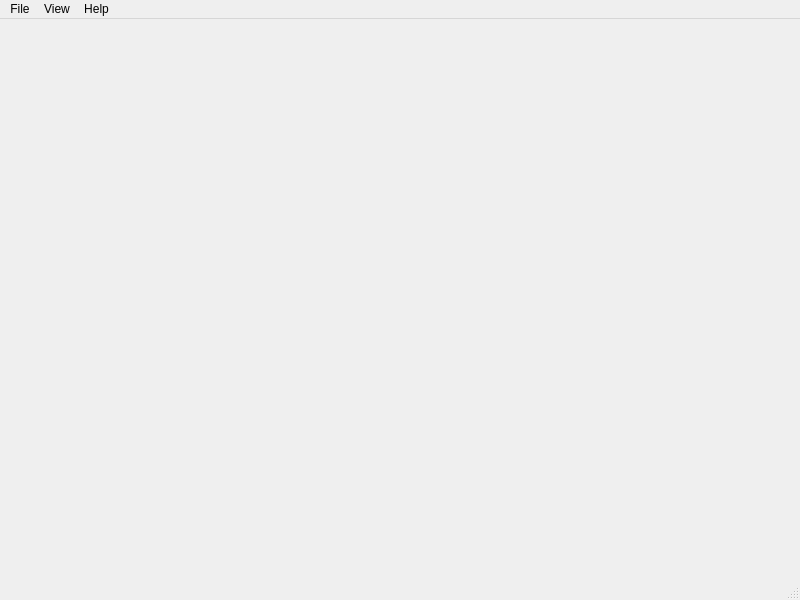
The window that TimecodeCameraController/src/UI/Windows/MainWindow/MainWindow.ui (CFXS/MTC-Camera-Controller) describes before a commit, drawn with Qt 5.
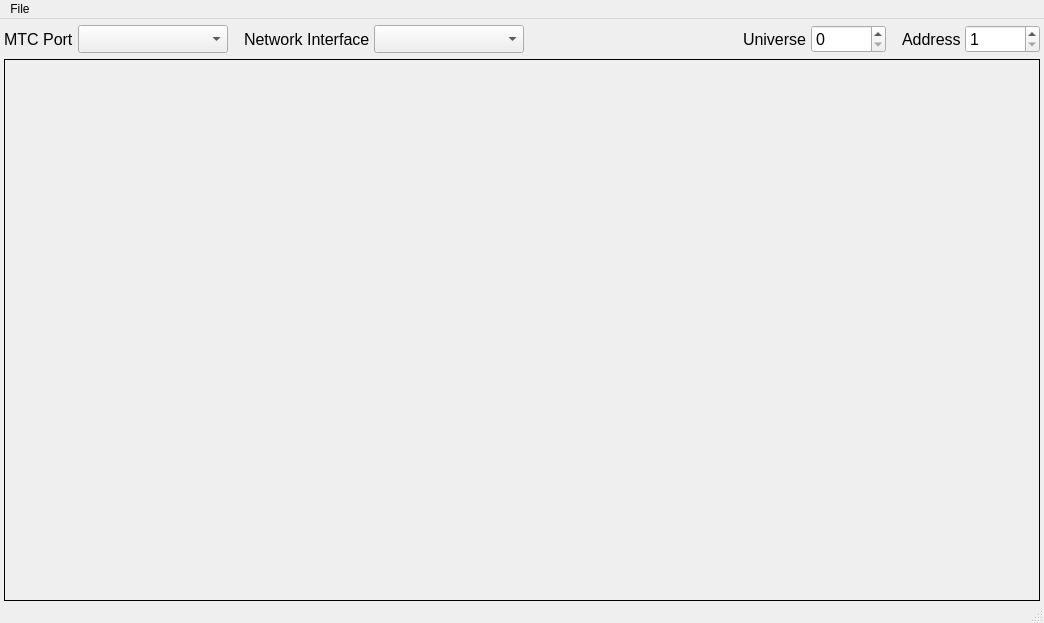
The same window after the commit.

Commit message: init midi driver + netif and midi port list + basic header layout and some style stuff

```diff
--- a/TimecodeCameraController/src/UI/Windows/MainWindow/MainWindow.ui
+++ b/TimecodeCameraController/src/UI/Windows/MainWindow/MainWindow.ui
@@ -1,201 +1,358 @@
 <?xml version="1.0" encoding="UTF-8"?>
 <ui version="4.0">
-    <class>MainWindow</class>
-    <widget class="QMainWindow" name="MainWindow">
-        <property name="geometry">
-            <rect>
-                <x>0</x>
-                <y>0</y>
-                <width>800</width>
-                <height>600</height>
-            </rect>
-        </property>
-        <property name="windowTitle">
-            <string>MainWindow</string>
-        </property>
-        <widget class="QMenuBar" name="menubar">
-            <property name="geometry">
-                <rect>
-                    <x>0</x>
-                    <y>0</y>
-                    <width>800</width>
-                    <height>21</height>
-                </rect>
-            </property>
-            <widget class="QMenu" name="menuFile">
-                <property name="title">
-                    <string>File</string>
-                </property>
-                <widget class="QMenu" name="menuOpen_Recent">
-                    <property name="title">
-                        <string>Open Recent</string>
-                    </property>
-                    <addaction name="actionNo_recent_projects" />
-                </widget>
-                <addaction name="actionOpen_Project" />
-                <addaction name="menuOpen_Recent" />
-                <addaction name="separator" />
-                <addaction name="actionSave" />
-                <addaction name="actionSave_All" />
-                <addaction name="separator" />
-                <addaction name="actionSettings" />
-                <addaction name="separator" />
-                <addaction name="actionExit" />
-            </widget>
-            <!--
-            <widget class="QMenu" name="menuEdit">
-                <property name="title">
-                    <string>Edit</string>
-                </property>
-                <addaction name="actionUndo" />
-                <addaction name="actionRedo" />
-                <addaction name="separator" />
-                <addaction name="actionCut" />
-                <addaction name="actionCopy" />
-                <addaction name="actionPaste" />
-                <addaction name="separator" />
-                <addaction name="actionFind" />
-                <addaction name="actionReplace" />
-            </widget>
-            -->
-            <widget class="QMenu" name="menuView">
-                <property name="title">
-                    <string>View</string>
-                </property>
-                <addaction name="actionWorkspace" />
-            </widget>
-            <widget class="QMenu" name="menuHelp">
-                <property name="title">
-                    <string>Help</string>
-                </property>
-                <addaction name="actionCFXS_HWD_Github_Page" />
-                <addaction name="actionCFXS_Discord" />
-                <addaction name="separator" />
-                <addaction name="actionAbout" />
-            </widget>
-            <addaction name="menuFile" />
-            <addaction name="menuEdit" />
-            <addaction name="menuView" />
-            <addaction name="menuHelp" />
+ <class>MainWindow</class>
+ <widget class="QMainWindow" name="MainWindow">
+  <property name="geometry">
+   <rect>
+    <x>0</x>
+    <y>0</y>
+    <width>1044</width>
+    <height>623</height>
+   </rect>
+  </property>
+  <property name="windowTitle">
+   <string>MainWindow</string>
+  </property>
+  <widget class="QWidget" name="centralwidget">
+   <layout class="QGridLayout" name="gridLayout">
+    <property name="leftMargin">
+     <number>4</number>
+    </property>
+    <property name="topMargin">
+     <number>0</number>
+    </property>
+    <property name="rightMargin">
+     <number>4</number>
+    </property>
+    <property name="bottomMargin">
+     <number>0</number>
+    </property>
+    <property name="spacing">
+     <number>0</number>
+    </property>
+    <item row="0" column="0">
+     <widget class="QFrame" name="header">
+      <property name="maximumSize">
+       <size>
+        <width>16777215</width>
+        <height>40</height>
+       </size>
+      </property>
+      <property name="styleSheet">
+       <string notr="true"/>
+      </property>
+      <property name="frameShape">
+       <enum>QFrame::NoFrame</enum>
+      </property>
+      <property name="frameShadow">
+       <enum>QFrame::Plain</enum>
+      </property>
+      <layout class="QHBoxLayout" name="horizontalLayout">
+       <property name="spacing">
+        <number>0</number>
+       </property>
+       <property name="leftMargin">
+        <number>0</number>
+       </property>
+       <property name="topMargin">
+        <number>0</number>
+       </property>
+       <property name="rightMargin">
+        <number>0</number>
+       </property>
+       <property name="bottomMargin">
+        <number>0</number>
+       </property>
+       <item>
+        <widget class="QLabel" name="label">
+         <property name="font">
+          <font>
+           <pointsize>12</pointsize>
+          </font>
+         </property>
+         <property name="text">
+          <string>MTC Port</string>
+         </property>
         </widget>
-        <widget class="QStatusBar" name="statusbar" />
-        <action name="actionUndo">
-            <property name="checkable">
-                <bool>false</bool>
-            </property>
-            <property name="text">
-                <string>Undo</string>
-            </property>
-            <property name="shortcut">
-                <string>Ctrl+Z</string>
-            </property>
-        </action>
-        <action name="actionRedo">
-            <property name="text">
-                <string>Redo</string>
-            </property>
-            <property name="shortcut">
-                <string>Ctrl+Y</string>
-            </property>
-        </action>
-        <action name="actionCut">
-            <property name="text">
-                <string>Cut</string>
-            </property>
-            <property name="shortcut">
-                <string>Ctrl+X</string>
-            </property>
-        </action>
-        <action name="actionCopy">
-            <property name="text">
-                <string>Copy</string>
-            </property>
-            <property name="shortcut">
-                <string>Ctrl+C</string>
-            </property>
-        </action>
-        <action name="actionPaste">
-            <property name="text">
-                <string>Paste</string>
-            </property>
-            <property name="shortcut">
-                <string>Ctrl+V</string>
-            </property>
-        </action>
-        <action name="actionFind">
-            <property name="text">
-                <string>Find</string>
-            </property>
-            <property name="shortcut">
-                <string>Ctrl+F</string>
-            </property>
-        </action>
-        <action name="actionReplace">
-            <property name="text">
-                <string>Replace    </string>
-            </property>
-            <property name="shortcut">
-                <string>Ctrl+H</string>
-            </property>
-        </action>
-        <action name="actionOpen_Project">
-            <property name="text">
-                <string>Open Project...</string>
-            </property>
-            <property name="shortcut">
-                <string>Ctrl+O</string>
-            </property>
-        </action>
-        <action name="actionSave">
-            <property name="text">
-                <string>Save</string>
-            </property>
-            <property name="shortcut">
-                <string>Ctrl+S</string>
-            </property>
-        </action>
-        <action name="actionSave_All">
-            <property name="text">
-                <string>Save All</string>
-            </property>
-            <property name="shortcut">
-                <string>Ctrl+Shift+S</string>
-            </property>
-        </action>
-        <action name="actionSettings">
-            <property name="text">
-                <string>Settings</string>
-            </property>
-            <property name="shortcut">
-                <string>Ctrl+,</string>
-            </property>
-        </action>
-        <action name="actionExit">
-            <property name="text">
-                <string>Exit</string>
-            </property>
-        </action>
-        <action name="actionWorkspace">
-            <property name="text">
-                <string>Workspace        </string>
-            </property>
-        </action>
-        <action name="actionCFXS_HWD_Github_Page">
-            <property name="text">
-                <string>CFXS HWD Github Page...    </string>
-            </property>
-        </action>
-        <action name="actionCFXS_Discord">
-            <property name="text">
-                <string>CFXS Discord...</string>
-            </property>
-        </action>
-        <action name="actionAbout">
-            <property name="text">
-                <string>About</string>
-            </property>
-        </action>
-    </widget>
-    <resources />
-    <connections />
+       </item>
+       <item>
+        <spacer name="horizontalSpacer_3">
+         <property name="orientation">
+          <enum>Qt::Horizontal</enum>
+         </property>
+         <property name="sizeType">
+          <enum>QSizePolicy::Fixed</enum>
+         </property>
+         <property name="sizeHint" stdset="0">
+          <size>
+           <width>4</width>
+           <height>20</height>
+          </size>
+         </property>
+        </spacer>
+       </item>
+       <item>
+        <widget class="QComboBox" name="cb_MTC_Port">
+         <property name="minimumSize">
+          <size>
+           <width>150</width>
+           <height>28</height>
+          </size>
+         </property>
+         <property name="font">
+          <font>
+           <pointsize>12</pointsize>
+          </font>
+         </property>
+         <property name="currentText">
+          <string extracomment="0"/>
+         </property>
+         <property name="frame">
+          <bool>true</bool>
+         </property>
+        </widget>
+       </item>
+       <item>
+        <spacer name="horizontalSpacer">
+         <property name="orientation">
+          <enum>Qt::Horizontal</enum>
+         </property>
+         <property name="sizeType">
+          <enum>QSizePolicy::Fixed</enum>
+         </property>
+         <property name="sizeHint" stdset="0">
+          <size>
+           <width>16</width>
+           <height>20</height>
+          </size>
+         </property>
+        </spacer>
+       </item>
+       <item>
+        <widget class="QLabel" name="label_2">
+         <property name="font">
+          <font>
+           <pointsize>12</pointsize>
+          </font>
+         </property>
+         <property name="text">
+          <string>Network Interface</string>
+         </property>
+        </widget>
+       </item>
+       <item>
+        <spacer name="horizontalSpacer_4">
+         <property name="orientation">
+          <enum>Qt::Horizontal</enum>
+         </property>
+         <property name="sizeType">
+          <enum>QSizePolicy::Fixed</enum>
+         </property>
+         <property name="sizeHint" stdset="0">
+          <size>
+           <width>4</width>
+           <height>20</height>
+          </size>
+         </property>
+        </spacer>
+       </item>
+       <item>
+        <widget class="QComboBox" name="cb_Netif">
+         <property name="minimumSize">
+          <size>
+           <width>150</width>
+           <height>28</height>
+          </size>
+         </property>
+         <property name="font">
+          <font>
+           <pointsize>12</pointsize>
+          </font>
+         </property>
+        </widget>
+       </item>
+       <item>
+        <spacer name="horizontalSpacer_2">
+         <property name="orientation">
+          <enum>Qt::Horizontal</enum>
+         </property>
+         <property name="sizeType">
+          <enum>QSizePolicy::Expanding</enum>
+         </property>
+         <property name="sizeHint" stdset="0">
+          <size>
+           <width>32</width>
+           <height>20</height>
+          </size>
+         </property>
+        </spacer>
+       </item>
+       <item>
+        <widget class="QLabel" name="label_3">
+         <property name="font">
+          <font>
+           <pointsize>12</pointsize>
+          </font>
+         </property>
+         <property name="text">
+          <string>Universe</string>
+         </property>
+        </widget>
+       </item>
+       <item>
+        <spacer name="horizontalSpacer_5">
+         <property name="orientation">
+          <enum>Qt::Horizontal</enum>
+         </property>
+         <property name="sizeType">
+          <enum>QSizePolicy::Fixed</enum>
+         </property>
+         <property name="sizeHint" stdset="0">
+          <size>
+           <width>4</width>
+           <height>20</height>
+          </size>
+         </property>
+        </spacer>
+       </item>
+       <item>
+        <widget class="QSpinBox" name="sb_Universe">
+         <property name="minimumSize">
+          <size>
+           <width>75</width>
+           <height>28</height>
+          </size>
+         </property>
+         <property name="font">
+          <font>
+           <pointsize>12</pointsize>
+          </font>
+         </property>
+         <property name="maximum">
+          <number>32767</number>
+         </property>
+        </widget>
+       </item>
+       <item>
+        <spacer name="horizontalSpacer_7">
+         <property name="orientation">
+          <enum>Qt::Horizontal</enum>
+         </property>
+         <property name="sizeType">
+          <enum>QSizePolicy::Fixed</enum>
+         </property>
+         <property name="sizeHint" stdset="0">
+          <size>
+           <width>16</width>
+           <height>20</height>
+          </size>
+         </property>
+        </spacer>
+       </item>
+       <item>
+        <widget class="QLabel" name="label_4">
+         <property name="font">
+          <font>
+           <pointsize>12</pointsize>
+          </font>
+         </property>
+         <property name="text">
+          <string>Address</string>
+         </property>
+        </widget>
+       </item>
+       <item>
+        <spacer name="horizontalSpacer_6">
+         <property name="orientation">
+          <enum>Qt::Horizontal</enum>
+         </property>
+         <property name="sizeType">
+          <enum>QSizePolicy::Fixed</enum>
+         </property>
+         <property name="sizeHint" stdset="0">
+          <size>
+           <width>4</width>
+           <height>20</height>
+          </size>
+         </property>
+        </spacer>
+       </item>
+       <item>
+        <widget class="QSpinBox" name="sb_Address">
+         <property name="minimumSize">
+          <size>
+           <width>75</width>
+           <height>28</height>
+          </size>
+         </property>
+         <property name="font">
+          <font>
+           <pointsize>12</pointsize>
+          </font>
+         </property>
+         <property name="minimum">
+          <number>1</number>
+         </property>
+         <property name="maximum">
+          <number>512</number>
+         </property>
+        </widget>
+       </item>
+      </layout>
+     </widget>
+    </item>
+    <item row="1" column="0">
+     <widget class="QFrame" name="content">
+      <property name="styleSheet">
+       <string notr="true"/>
+      </property>
+      <property name="frameShape">
+       <enum>QFrame::Box</enum>
+      </property>
+      <property name="frameShadow">
+       <enum>QFrame::Plain</enum>
+      </property>
+     </widget>
+    </item>
+   </layout>
+  </widget>
+  <widget class="QMenuBar" name="menubar">
+   <property name="geometry">
+    <rect>
+     <x>0</x>
+     <y>0</y>
+     <width>1044</width>
+     <height>22</height>
+    </rect>
+   </property>
+   <widget class="QMenu" name="menuFile">
+    <property name="title">
+     <string>File</string>
+    </property>
+    <addaction name="actionLoad_Project"/>
+    <addaction name="actionSave_Project"/>
+    <addaction name="separator"/>
+    <addaction name="actionExit"/>
+   </widget>
+   <addaction name="menuFile"/>
+  </widget>
+  <widget class="QStatusBar" name="statusbar"/>
+  <action name="actionLoad_Project">
+   <property name="text">
+    <string>Load Project...</string>
+   </property>
+  </action>
+  <action name="actionSave_Project">
+   <property name="text">
+    <string>Save Project</string>
+   </property>
+  </action>
+  <action name="actionExit">
+   <property name="text">
+    <string>Exit</string>
+   </property>
+  </action>
+ </widget>
+ <resources/>
+ <connections/>
 </ui>
```
The commit also changes 7 other files.
